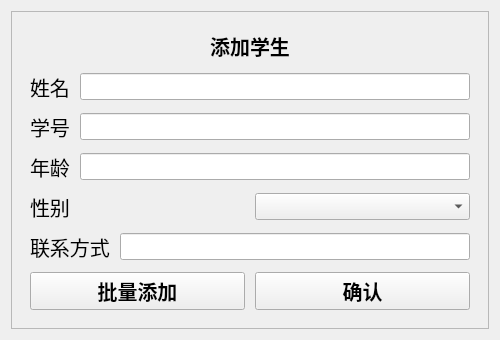
Old version of the form ui/studentManagement.ui in the repository JGSU-SoftwareEngineering/UtilityManagementSystem.
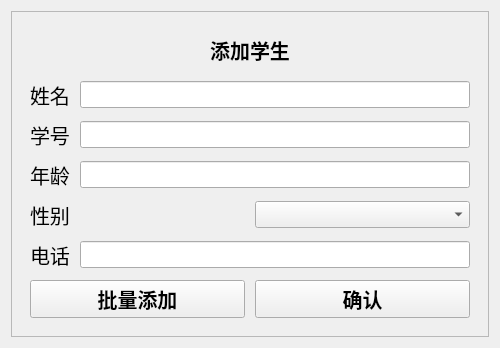
New version of the form. Custom widgets are drawn as their Qt base class.

```diff
--- a/ui/studentManagement.ui
+++ b/ui/studentManagement.ui
@@ -7,7 +7,7 @@
     <x>0</x>
     <y>0</y>
     <width>500</width>
-    <height>339</height>
+    <height>348</height>
    </rect>
   </property>
   <property name="maximumSize">
@@ -192,7 +192,7 @@
                </font>
               </property>
               <property name="text">
-               <string>联系方式</string>
+               <string>电话</string>
               </property>
              </widget>
             </item>
```
Left out of the diff: 2 changed lines with no effect on the pictures.
